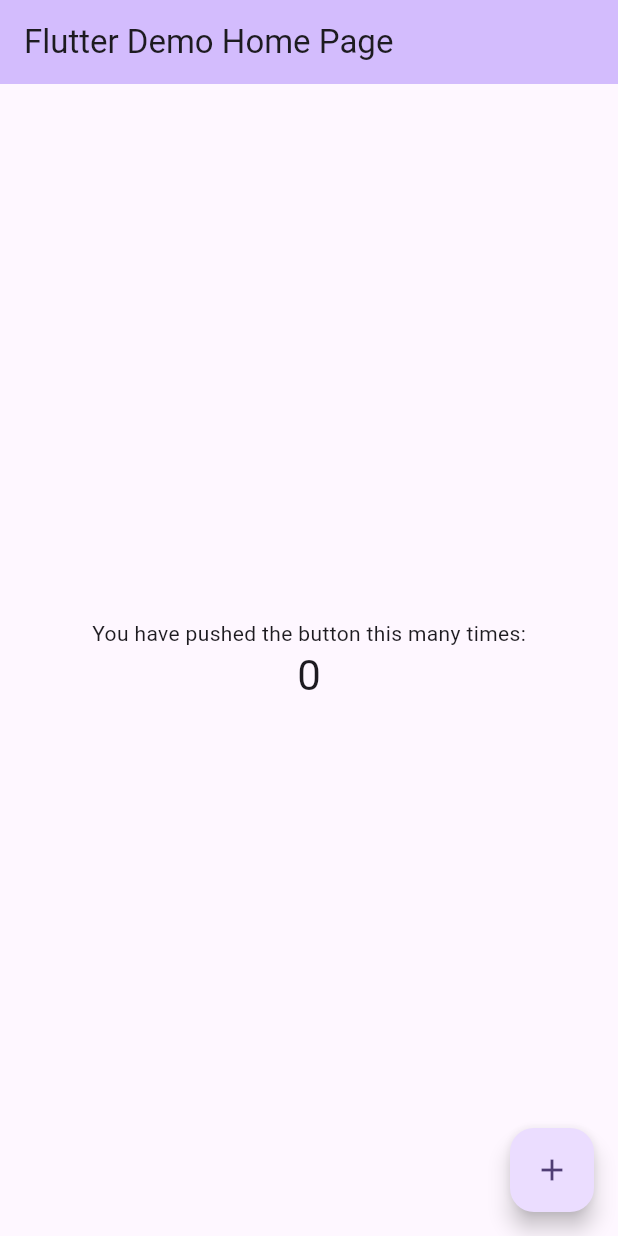
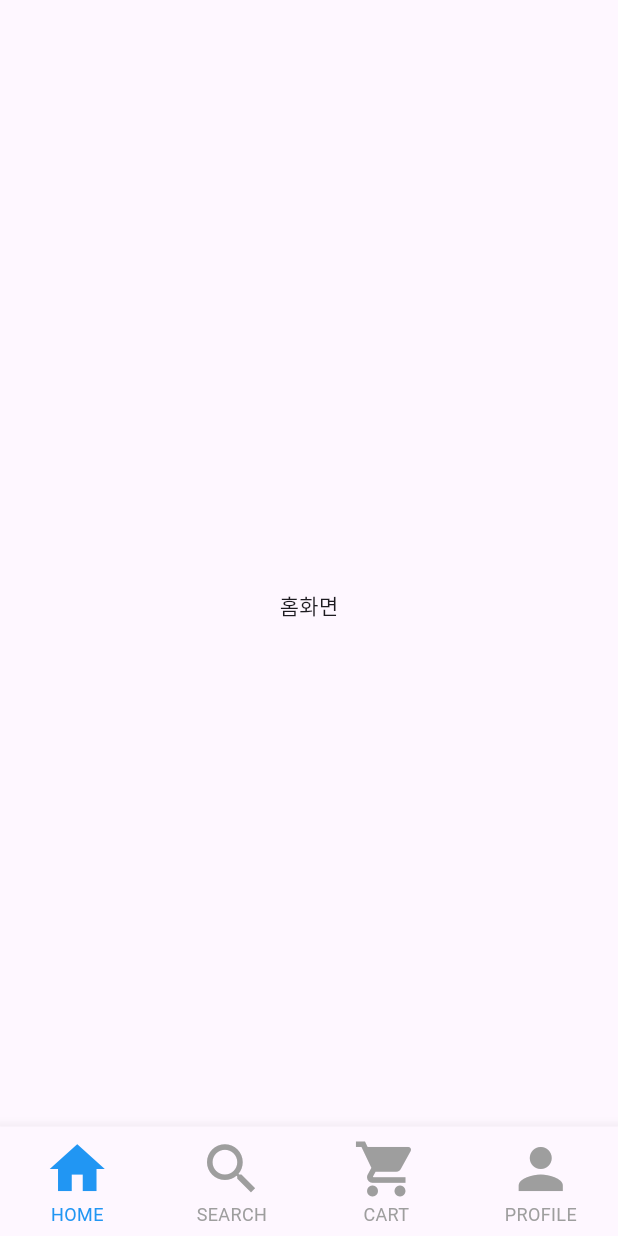
Before and after one commit to leothxx/breakout, a Flutter app: the screen it shows after launch, on a phone screen of 412 x 824 dp. Run offline on Flutter 3.47's test engine with Material 3 defaults, Android fonts, the phone set to English and light mode, and no system bars.

Commit message:
flutter 하단 버튼 추가

```diff
--- a/flutter/lib/main.dart
+++ b/flutter/lib/main.dart
@@ -1,125 +1,22 @@
 import 'package:flutter/material.dart';
+import 'package:breakout/screen/screen_index.dart';
 
 void main() {
-  runApp(const MyApp());
+  runApp(MyApp());
 }
 
 class MyApp extends StatelessWidget {
-  const MyApp({super.key});
 
-  // This widget is the root of your application.
   @override
   Widget build(BuildContext context) {
     return MaterialApp(
-      title: 'Flutter Demo',
-      theme: ThemeData(
-        // This is the theme of your application.
-        //
-        // TRY THIS: Try running your application with "flutter run". You'll see
-        // the application has a purple toolbar. Then, without quitting the app,
-        // try changing the seedColor in the colorScheme below to Colors.green
-        // and then invoke "hot reload" (save your changes or press the "hot
-        // reload" button in a Flutter-supported IDE, or press "r" if you used
-        // the command line to start the app).
-        //
-        // Notice that the counter didn't reset back to zero; the application
-        // state is not lost during the reload. To reset the state, use hot
-        // restart instead.
-        //
-        // This works for code too, not just values: Most code changes can be
-        // tested with just a hot reload.
-        colorScheme: ColorScheme.fromSeed(seedColor: Colors.deepPurple),
-        useMaterial3: true,
-      ),
-      home: const MyHomePage(title: 'Flutter Demo Home Page'),
+      title: 'Breakout B.O',
+      routes: {
+        '/index': (context) => IndexScreen(),
+      },
+      initialRoute: '/index',
+
     );
   }
+
 }
-
-class MyHomePage extends StatefulWidget {
-  const MyHomePage({super.key, required this.title});
-
-  // This widget is the home page of your application. It is stateful, meaning
-  // that it has a State object (defined below) that contains fields that affect
-  // how it looks.
-
-  // This class is the configuration for the state. It holds the values (in this
-  // case the title) provided by the parent (in this case the App widget) and
-  // used by the build method of the State. Fields in a Widget subclass are
-  // always marked "final".
-
-  final String title;
-
-  @override
-  State<MyHomePage> createState() => _MyHomePageState();
-}
-
-class _MyHomePageState extends State<MyHomePage> {
-  int _counter = 0;
-
-  void _incrementCounter() {
-    setState(() {
-      // This call to setState tells the Flutter framework that something has
-      // changed in this State, which causes it to rerun the build method below
-      // so that the display can reflect the updated values. If we changed
-      // _counter without calling setState(), then the build method would not be
-      // called again, and so nothing would appear to happen.
-      _counter++;
-    });
-  }
-
-  @override
-  Widget build(BuildContext context) {
-    // This method is rerun every time setState is called, for instance as done
-    // by the _incrementCounter method above.
-    //
-    // The Flutter framework has been optimized to make rerunning build methods
-    // fast, so that you can just rebuild anything that needs updating rather
-    // than having to individually change instances of widgets.
-    return Scaffold(
-      appBar: AppBar(
-        // TRY THIS: Try changing the color here to a specific color (to
-        // Colors.amber, perhaps?) and trigger a hot reload to see the AppBar
-        // change color while the other colors stay the same.
-        backgroundColor: Theme.of(context).colorScheme.inversePrimary,
-        // Here we take the value from the MyHomePage object that was created by
-        // the App.build method, and use it to set our appbar title.
-        title: Text(widget.title),
-      ),
-      body: Center(
-        // Center is a layout widget. It takes a single child and positions it
-        // in the middle of the parent.
-        child: Column(
-          // Column is also a layout widget. It takes a list of children and
-          // arranges them vertically. By default, it sizes itself to fit its
-          // children horizontally, and tries to be as tall as its parent.
-          //
-          // Column has various properties to control how it sizes itself and
-          // how it positions its children. Here we use mainAxisAlignment to
-          // center the children vertically; the main axis here is the vertical
-          // axis because Columns are vertical (the cross axis would be
-          // horizontal).
-          //
-          // TRY THIS: Invoke "debug painting" (choose the "Toggle Debug Paint"
-          // action in the IDE, or press "p" in the console), to see the
-          // wireframe for each widget.
-          mainAxisAlignment: MainAxisAlignment.center,
-          children: <Widget>[
-            const Text(
-              'You have pushed the button this many times:',
-            ),
-            Text(
-              '$_counter',
-              style: Theme.of(context).textTheme.headlineMedium,
-            ),
-          ],
-        ),
-      ),
-      floatingActionButton: FloatingActionButton(
-        onPressed: _incrementCounter,
-        tooltip: 'Increment',
-        child: const Icon(Icons.add),
-      ), // This trailing comma makes auto-formatting nicer for build methods.
-    );
-  }
-}
--- /dev/null
+++ b/flutter/lib/screen/screen_index.dart
@@ -0,0 +1,56 @@
+// screens/index_screen.dart
+
+import 'package:flutter/cupertino.dart';
+import 'package:flutter/material.dart';
+import 'package:breakout/tabs/tab_profile.dart';
+import 'package:breakout/tabs/tab_cart.dart';
+import 'package:breakout/tabs/tab_home.dart';
+import 'package:breakout/tabs/tab_search.dart';
+
+
+class IndexScreen extends StatefulWidget {
+
+  @override
+  _IndexScreenState createState() {
+    return _IndexScreenState();
+  }
+}
+
+class _IndexScreenState extends State<IndexScreen> {
+
+  int _currentIndex = 0;
+
+  final List<Widget> tabs = [
+    TabHome(),
+    TabSearch(),
+    TabCart(),
+    TabProfile(),
+  ];
+
+  @override
+  Widget build(BuildContext context) {
+    return Scaffold(
+      appBar: AppBar(),
+      bottomNavigationBar: BottomNavigationBar(
+        type: BottomNavigationBarType.fixed,
+        iconSize: 44,
+        selectedItemColor: Colors.blue,
+        unselectedItemColor: Colors.grey,
+        selectedLabelStyle: TextStyle(fontSize: 12),
+        currentIndex: _currentIndex,
+        onTap: (index) {
+          setState(() {
+            _currentIndex = index;
+          });
+        },
+        items: [
+          BottomNavigationBarItem(icon: Icon(Icons.home), label: 'HOME'),
+          BottomNavigationBarItem(icon: Icon(Icons.search), label: 'SEARCH'),
+          BottomNavigationBarItem(icon: Icon(Icons.shopping_cart), label: 'CART'),
+          BottomNavigationBarItem(icon: Icon(Icons.person), label: 'PROFILE'),
+        ],
+      ),
+      body: tabs[_currentIndex],
+    );
+  }
+}
--- /dev/null
+++ b/flutter/lib/tabs/tab_cart.dart
@@ -0,0 +1,12 @@
+import 'package:flutter/cupertino.dart';
+import 'package:flutter/material.dart';
+
+class TabCart extends StatelessWidget{
+
+  @override
+  Widget build(BuildContext context) {
+    return const Center(
+      child: Text("장바구니"),
+    );
+  }
+}
--- /dev/null
+++ b/flutter/lib/tabs/tab_home.dart
@@ -0,0 +1,12 @@
+import 'package:flutter/cupertino.dart';
+import 'package:flutter/material.dart';
+
+class TabHome extends StatelessWidget{
+
+  @override
+  Widget build(BuildContext context) {
+    return const Center(
+      child: Text("홈화면"),
+    );
+  }
+}
--- /dev/null
+++ b/flutter/lib/tabs/tab_profile.dart
@@ -0,0 +1,12 @@
+import 'package:flutter/cupertino.dart';
+import 'package:flutter/material.dart';
+
+class TabProfile extends StatelessWidget{
+
+  @override
+  Widget build(BuildContext context) {
+    return const Center(
+      child: Text("프로필 화면"),
+    );
+  }
+}
--- /dev/null
+++ b/flutter/lib/tabs/tab_search.dart
@@ -0,0 +1,12 @@
+import 'package:flutter/cupertino.dart';
+import 'package:flutter/material.dart';
+
+class TabSearch extends StatelessWidget{
+
+  @override
+  Widget build(BuildContext context) {
+    return const Center(
+      child: Text("검색화면"),
+    );
+  }
+}
```
